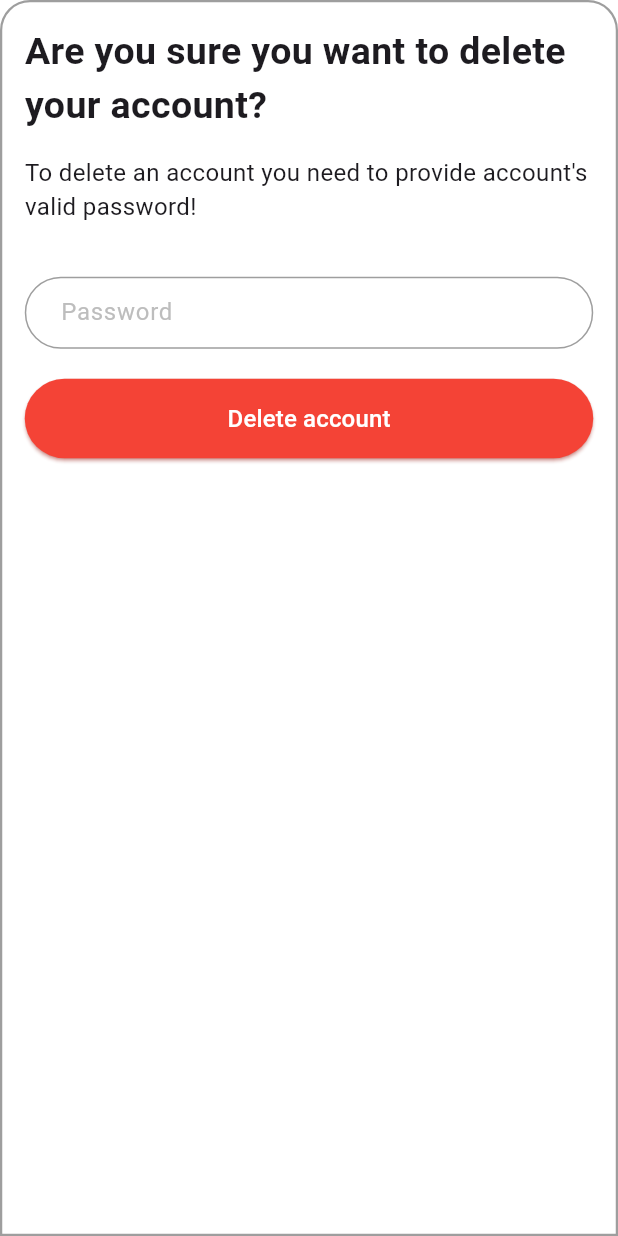
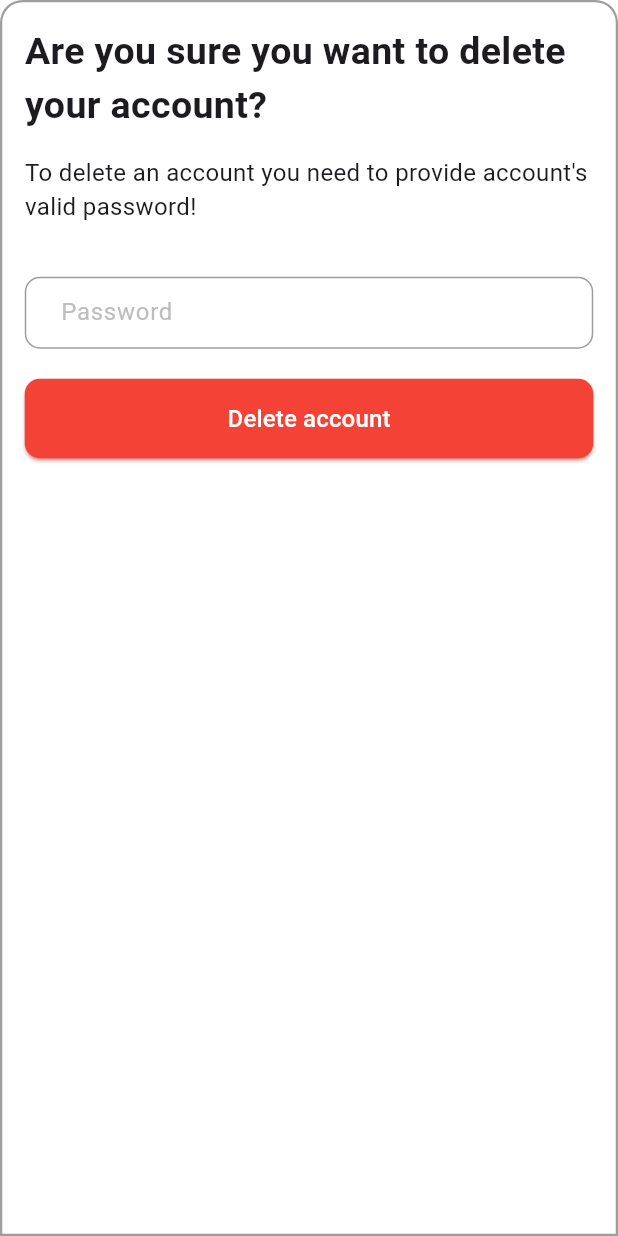
Before and after one commit to roman-liutyk/anonymous_chat, a Flutter app: the DeleteAccountBottomSheet screen opened directly, on a phone screen of 412 x 824 dp. Run offline on Flutter 3.47's test engine with Material 3 defaults, Android fonts, the phone set to English and light mode, and no system bars; our stand-ins replace email_validator, firebase_core, flutter_bloc, flutter_secure_storage, flutter_svg, get_it and 1 more; missing offline and left inert: dart_frog, dart_jsonwebtoken, firedart, username_gen; accounts and stored records are empty; network calls fail.

Commit message:
ui fixes

```diff
--- a/lib/presentation/screens/chat_screen.dart/chat_screen.dart
+++ b/lib/presentation/screens/chat_screen.dart/chat_screen.dart
@@ -277,7 +277,7 @@ class _ChatScreenState extends State<ChatScreen> {
                                     width: 45,
                                     height: 45,
                                     decoration: const BoxDecoration(
-                                      color: Color.fromARGB(255, 0, 89, 204),
+                                      color: Colors.blue,
                                       borderRadius: BorderRadius.all(
                                         Radius.circular(10),
                                       ),
--- a/lib/presentation/screens/main_screen/pages/widgets/delete_account_bottom_sheet.dart
+++ b/lib/presentation/screens/main_screen/pages/widgets/delete_account_bottom_sheet.dart
@@ -50,8 +50,8 @@ class _DeleteAccountBottomSheetState extends State<DeleteAccountBottomSheet> {
             decoration: BoxDecoration(
               color: Colors.white,
               borderRadius: const BorderRadius.only(
-                topLeft: Radius.circular(20),
-                topRight: Radius.circular(20),
+                topLeft: Radius.circular(15),
+                topRight: Radius.circular(15),
               ),
               border: Border.all(
                 color: Colors.grey[500]!,
--- a/lib/presentation/widgets/bottom_sheet_controller.dart
+++ b/lib/presentation/widgets/bottom_sheet_controller.dart
@@ -8,8 +8,6 @@ class BottomSheetController {
     required Widget widget,
   }) {
     _isBottomSheetOpened = true;
-
-    // hideBottomSheet(context: context);
 
     showModalBottomSheet(
       context: context,
--- a/lib/presentation/widgets/custom_button.dart
+++ b/lib/presentation/widgets/custom_button.dart
@@ -23,6 +23,9 @@ class CustomButton extends StatelessWidget {
       ),
       backgroundColor: MaterialStatePropertyAll(backgroundColor),
       shadowColor: MaterialStatePropertyAll(backgroundColor),
+      shape: MaterialStatePropertyAll(RoundedRectangleBorder(
+        borderRadius: BorderRadius.circular(10),
+      )),
     );
 
     final buttonText = Text(
--- a/lib/presentation/widgets/custom_oulined_button.dart
+++ b/lib/presentation/widgets/custom_oulined_button.dart
@@ -30,6 +30,9 @@ class CustomOutlinedButton extends StatelessWidget {
       side: MaterialStatePropertyAll(
         BorderSide(color: borderColor, width: 1.5, style: BorderStyle.solid),
       ),
+      shape: MaterialStatePropertyAll(RoundedRectangleBorder(
+        borderRadius: BorderRadius.circular(10),
+      )),
     );
 
     final buttonText = Text(
--- a/lib/presentation/widgets/custom_text_form_field.dart
+++ b/lib/presentation/widgets/custom_text_form_field.dart
@@ -34,23 +34,23 @@ class CustomTextFormField extends StatelessWidget {
         ),
         errorBorder: OutlineInputBorder(
           borderSide: const BorderSide(color: Colors.red),
-          borderRadius: BorderRadius.circular(50),
+          borderRadius: BorderRadius.circular(10),
         ),
         focusedErrorBorder: OutlineInputBorder(
           borderSide: const BorderSide(color: Colors.red),
-          borderRadius: BorderRadius.circular(50),
+          borderRadius: BorderRadius.circular(10),
         ),
         disabledBorder: OutlineInputBorder(
           borderSide: const BorderSide(color: Colors.grey),
-          borderRadius: BorderRadius.circular(50),
+          borderRadius: BorderRadius.circular(10),
         ),
         focusedBorder: OutlineInputBorder(
           borderSide: const BorderSide(color: Colors.blue),
-          borderRadius: BorderRadius.circular(50),
+          borderRadius: BorderRadius.circular(10),
         ),
         enabledBorder: OutlineInputBorder(
           borderSide: const BorderSide(color: Colors.grey),
-          borderRadius: BorderRadius.circular(50),
+          borderRadius: BorderRadius.circular(10),
         ),
       ),
       validator: validator,
```
